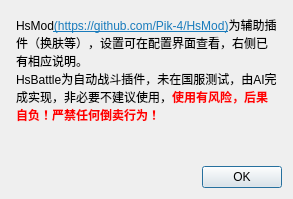
Above: description.ui from Stardustll/HsModInstaller before the change. Below: the same form after it.
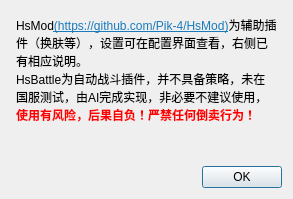
That is the form after the change. Icons and pictures are not drawn.

Patch:
```diff
--- a/description.ui
+++ b/description.ui
@@ -37,7 +37,7 @@
 li.unchecked::marker { content: &quot;\2610&quot;; }
 li.checked::marker { content: &quot;\2612&quot;; }
 &lt;/style&gt;&lt;/head&gt;&lt;body style=&quot; font-family:'Microsoft YaHei UI'; font-size:9pt; font-weight:400; font-style:normal;&quot;&gt;
-&lt;p style=&quot; margin-top:0px; margin-bottom:0px; margin-left:0px; margin-right:0px; -qt-block-indent:0; text-indent:0px;&quot;&gt;&lt;span style=&quot; color:#000000;&quot;&gt;HsMod&lt;/span&gt;&lt;a href=&quot;https://github.com/Pik-4/HsMod&quot;&gt;&lt;span style=&quot; text-decoration: underline; color:#197bbc;&quot;&gt;(https://github.com/Pik-4/HsMod)&lt;/span&gt;&lt;/a&gt;&lt;span style=&quot; color:#000000;&quot;&gt;为辅助插件（换肤等），设置可在配置界面查看，右侧已有相应说明。&lt;br /&gt;HsBattle为自动战斗插件，未在国服测试，由AI完成实现，非必要不建议使用，&lt;/span&gt;&lt;span style=&quot; font-weight:700; color:#ff0000;&quot;&gt;使用有风险，后果自负！严禁任何倒卖行为！&lt;/span&gt;&lt;/p&gt;&lt;/body&gt;&lt;/html&gt;</string>
+&lt;p style=&quot; margin-top:0px; margin-bottom:0px; margin-left:0px; margin-right:0px; -qt-block-indent:0; text-indent:0px;&quot;&gt;&lt;span style=&quot; color:#000000;&quot;&gt;HsMod&lt;/span&gt;&lt;a href=&quot;https://github.com/Pik-4/HsMod&quot;&gt;&lt;span style=&quot; text-decoration: underline; color:#197bbc;&quot;&gt;(https://github.com/Pik-4/HsMod)&lt;/span&gt;&lt;/a&gt;&lt;span style=&quot; color:#000000;&quot;&gt;为辅助插件（换肤等），设置可在配置界面查看，右侧已有相应说明。&lt;br /&gt;HsBattle为自动战斗插件，并不具备策略，未在国服测试，由AI完成实现，非必要不建议使用，&lt;/span&gt;&lt;span style=&quot; font-weight:700; color:#ff0000;&quot;&gt;使用有风险，后果自负！严禁任何倒卖行为！&lt;/span&gt;&lt;/p&gt;&lt;/body&gt;&lt;/html&gt;</string>
      </property>
      <property name="openExternalLinks">
       <bool>true</bool>
```
